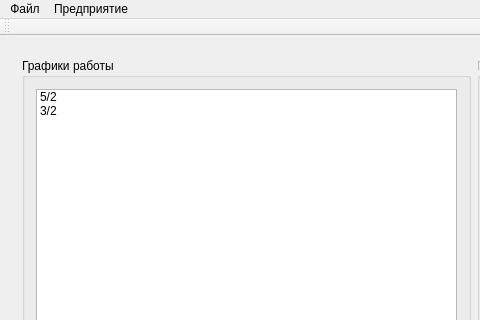
Qt form SalaryCount/SalaryCount/salarycount.ui (artemkurylev/mdkp) before a commit; both pictures show x 0 to 480 and y 0 to 320 of the 732 by 552 pixel window.
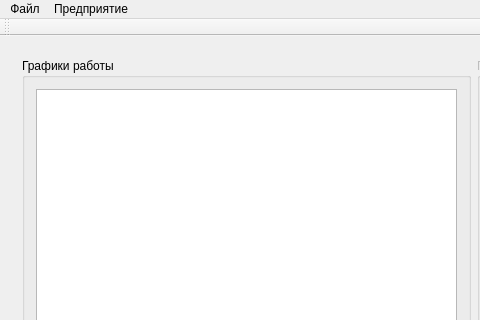
The same form after that commit. Icons and pictures are not drawn.

Commit message: Что-то случилось в ui'шке

Diff of the .ui file:
```diff
--- a/SalaryCount/SalaryCount/salarycount.ui
+++ b/SalaryCount/SalaryCount/salarycount.ui
@@ -496,18 +496,7 @@
             </layout>
            </item>
            <item row="0" column="0">
-            <widget class="QListWidget" name="dutyChartList">
-             <item>
-              <property name="text">
-               <string>5/2</string>
-              </property>
-             </item>
-             <item>
-              <property name="text">
-               <string>3/2</string>
-              </property>
-             </item>
-            </widget>
+            <widget class="QListWidget" name="dutyChartList"/>
            </item>
            <item row="2" column="0">
             <widget class="QPushButton" name="addDutyChart">
```
The commit also changes 1 other file.
